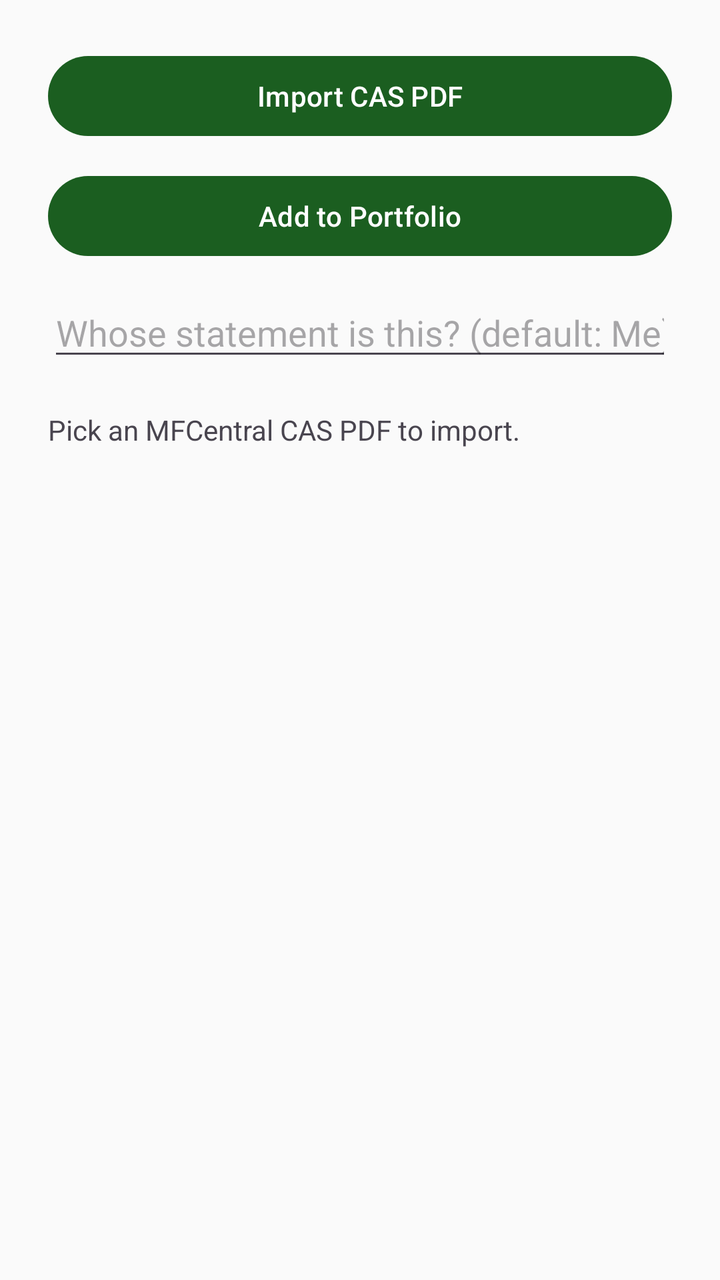
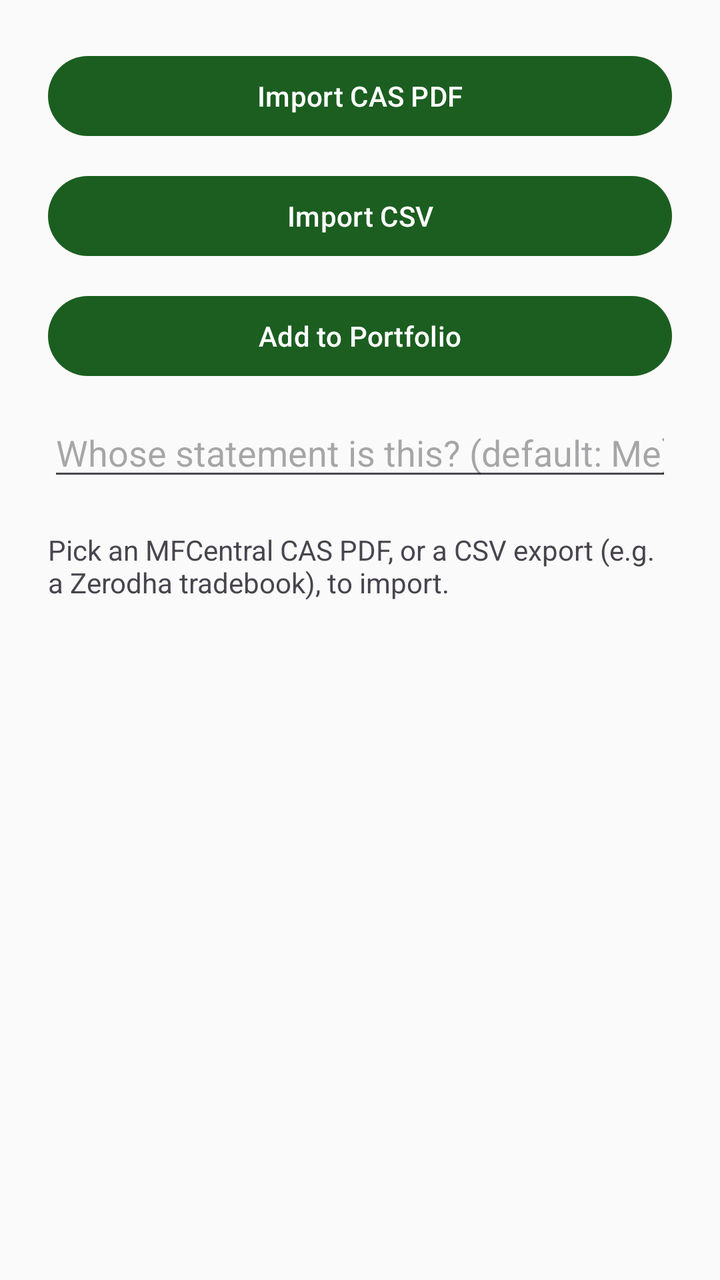

An Android layout rendered at two revisions. The XML below is the earlier revision; the diff shows what the commit changed to produce the second picture.
<!-- AndroidManifest.xml: application theme Theme.PersonalPortfolio -->
<!-- res/layout/activity_import.xml -->
<?xml version="1.0" encoding="utf-8"?>
<LinearLayout xmlns:android="http://schemas.android.com/apk/res/android"
    android:layout_width="match_parent"
    android:layout_height="match_parent"
    android:orientation="vertical"
    android:padding="24dp">

    <Button
        android:id="@+id/importButton"
        android:layout_width="match_parent"
        android:layout_height="wrap_content"
        android:text="Import CAS PDF" />

    <Button
        android:id="@+id/commitButton"
        android:layout_width="match_parent"
        android:layout_height="wrap_content"
        android:layout_marginTop="12dp"
        android:text="Add to Portfolio" />

    <EditText
        android:id="@+id/memberNameInput"
        android:layout_width="match_parent"
        android:layout_height="wrap_content"
        android:layout_marginTop="12dp"
        android:hint="Whose statement is this? (default: Me)"
        android:inputType="textPersonName" />

    <TextView
        android:id="@+id/statusText"
        android:layout_width="match_parent"
        android:layout_height="wrap_content"
        android:layout_marginTop="20dp"
        android:textSize="14sp"
        android:text="Pick an MFCentral CAS PDF to import." />

    <androidx.recyclerview.widget.RecyclerView
        android:id="@+id/transactionsList"
        android:layout_width="match_parent"
        android:layout_height="0dp"
        android:layout_weight="1"
        android:layout_marginTop="20dp" />

</LinearLayout>
<!-- resources referenced by this layout -->
<resources>
  <style name="Theme.PersonalPortfolio" parent="Theme.Material3.DayNight.NoActionBar">
          <item name="colorPrimary">@color/colorPrimary</item>
          <item name="colorPrimaryVariant">@color/colorPrimaryVariant</item>
          <item name="colorOnPrimary">@color/colorOnPrimary</item>
  
          <item name="colorSecondary">@color/colorSecondary</item>
          <item name="colorOnSecondary">@color/colorOnSecondary</item>
  
          <item name="android:colorBackground">@color/colorBackground</item>
          <item name="colorOnBackground">@color/colorOnBackground</item>
  
          <item name="colorSurface">@color/colorSurface</item>
          <item name="colorOnSurface">@color/colorOnSurface</item>
  
          <item name="android:statusBarColor">@color/colorPrimaryVariant</item>
      </style>
  <color name="colorPrimary">#1B5E20</color>
  <color name="colorPrimaryVariant">#0D3B12</color>
  <color name="colorOnPrimary">#FFFFFF</color>
  <color name="colorSecondary">#00897B</color>
  <color name="colorOnSecondary">#FFFFFF</color>
  <color name="colorBackground">#FAFAFA</color>
  <color name="colorOnBackground">#1A1A1A</color>
  <color name="colorSurface">#FFFFFF</color>
  <color name="colorOnSurface">#1A1A1A</color>
</resources>

<!-- the commit's change to res/layout/activity_import.xml (unified diff, before → after) -->
@@ -10,6 +10,13 @@
         android:layout_width="match_parent"
         android:layout_height="wrap_content"
         android:text="Import CAS PDF" />
+
+    <Button
+        android:id="@+id/importCsvButton"
+        android:layout_width="match_parent"
+        android:layout_height="wrap_content"
+        android:layout_marginTop="12dp"
+        android:text="Import CSV" />
 
     <Button
         android:id="@+id/commitButton"
@@ -32,7 +39,7 @@
         android:layout_height="wrap_content"
         android:layout_marginTop="20dp"
         android:textSize="14sp"
-        android:text="Pick an MFCentral CAS PDF to import." />
+        android:text="Pick an MFCentral CAS PDF, or a CSV export (e.g. a Zerodha tradebook), to import." />
 
     <androidx.recyclerview.widget.RecyclerView
         android:id="@+id/transactionsList"
